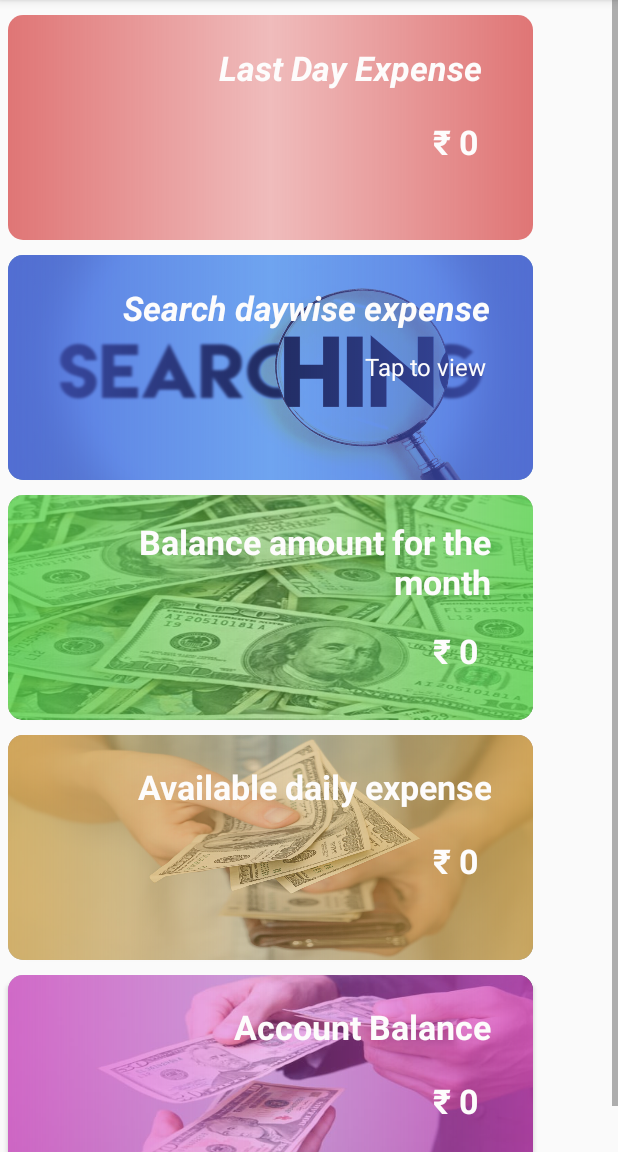
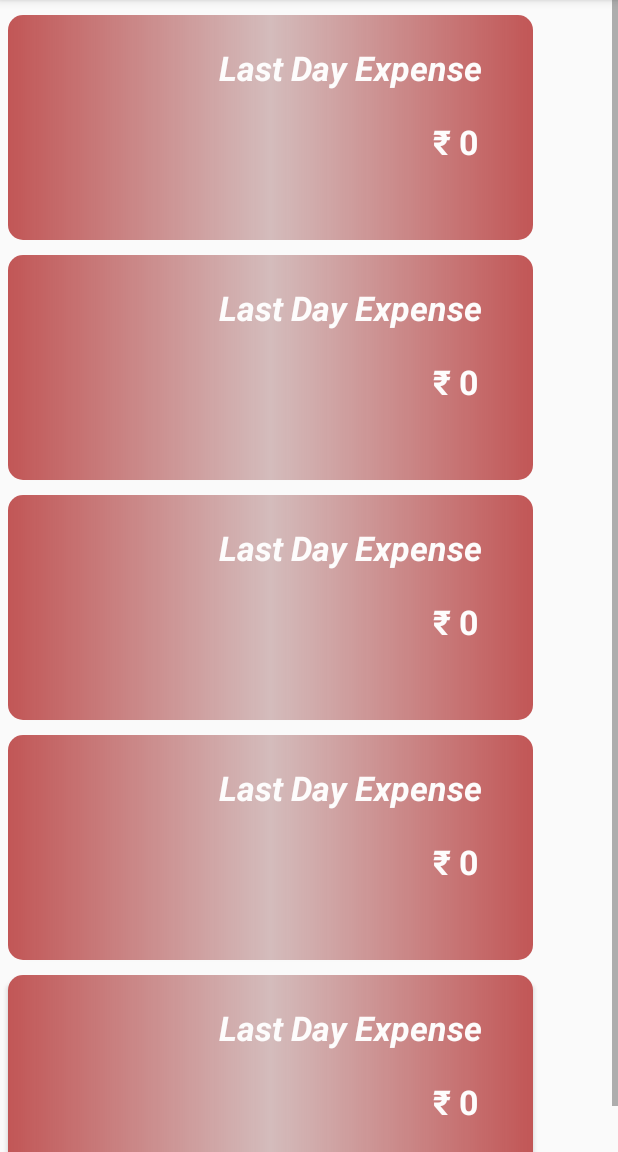
Before and after one commit to vimal97/Jarvis, an Android app: the fragment CreditFragment shown on its own in the app's theme, on a phone screen of 412 x 824 dp, the part 84-1236 px from its top. Run offline under Robolectric (Android 15) with nearby library versions, the phone set to English and light mode, and no system bars.

Commit message:
credits owed fragment updated

```diff
--- /dev/null
+++ b/app/src/main/res/drawable/image_overlay_blue_1.xml
@@ -0,0 +1,10 @@
+<?xml version="1.0" encoding="utf-8"?>
+<shape xmlns:android="http://schemas.android.com/apk/res/android"
+    android:layout_height="match_parent"
+    android:layout_width="match_parent">
+    <gradient
+        android:startColor="#C42331AF"
+        android:centerColor="#54121729"
+        android:endColor="#C42331AF"
+        />
+</shape>
--- /dev/null
+++ b/app/src/main/res/drawable/image_overlay_green_1.xml
@@ -0,0 +1,10 @@
+<?xml version="1.0" encoding="utf-8"?>
+<shape xmlns:android="http://schemas.android.com/apk/res/android"
+    android:layout_height="match_parent"
+    android:layout_width="match_parent">
+    <gradient
+        android:startColor="#C448AF23"
+        android:centerColor="#4F0E1C0C"
+        android:endColor="#C448AF23"
+        />
+</shape>
--- /dev/null
+++ b/app/src/main/res/drawable/image_overlay_red_1.xml
@@ -0,0 +1,10 @@
+<?xml version="1.0" encoding="utf-8"?>
+<shape xmlns:android="http://schemas.android.com/apk/res/android"
+    android:layout_height="match_parent"
+    android:layout_width="match_parent">
+    <gradient
+        android:startColor="#C4AF2323"
+        android:centerColor="#51772B2B"
+        android:endColor="#C4AF2323"
+        />
+</shape>
--- /dev/null
+++ b/app/src/main/res/drawable/image_overlay_rose_1.xml
@@ -0,0 +1,10 @@
+<?xml version="1.0" encoding="utf-8"?>
+<shape xmlns:android="http://schemas.android.com/apk/res/android"
+    android:layout_height="match_parent"
+    android:layout_width="match_parent">
+    <gradient
+        android:startColor="#C4AF23A1"
+        android:centerColor="#4B1F0E20"
+        android:endColor="#C4AF23A1"
+        />
+</shape>
--- /dev/null
+++ b/app/src/main/res/drawable/image_overlay_yellow_1.xml
@@ -0,0 +1,10 @@
+<?xml version="1.0" encoding="utf-8"?>
+<shape xmlns:android="http://schemas.android.com/apk/res/android"
+    android:layout_height="match_parent"
+    android:layout_width="match_parent">
+    <gradient
+        android:startColor="#C4AF9C23"
+        android:centerColor="#54221D0E"
+        android:endColor="#C4AF9C23"
+        />
+</shape>
--- a/app/src/main/res/layout/fragment_credits.xml
+++ b/app/src/main/res/layout/fragment_credits.xml
@@ -42,7 +42,7 @@
                         android:layout_width="match_parent"
                         android:layout_height="match_parent"
                         android:scaleType="fitXY"
-                        android:foreground="@drawable/image_overlay_red"
+                        android:foreground="@drawable/image_overlay_red_1"
                         app:layout_constraintBottom_toBottomOf="parent"
                         app:layout_constraintStart_toStartOf="parent"
                         app:layout_constraintTop_toTopOf="parent" />
@@ -66,7 +66,7 @@
                         app:layout_constraintVertical_bias="0.0" />
 
                     <TextView
-                        android:id="@+id/textView5"
+                        android:id="@+id/credit_value_1"
                         android:layout_width="wrap_content"
                         android:layout_height="wrap_content"
                         android:layout_marginTop="10dp"
@@ -92,29 +92,25 @@
                 android:layout_marginTop="10dp"
                 android:layout_marginRight="5dp"
                 android:contextClickable="true"
-                app:cardBackgroundColor="@color/cardview_background"
                 app:cardCornerRadius="10dp"
-                app:layout_constraintEnd_toEndOf="@+id/card_1"
-                app:layout_constraintStart_toStartOf="@+id/card_1"
-                app:layout_constraintTop_toBottomOf="@+id/card_1">
+                app:layout_constraintEnd_toEndOf="parent"
+                app:layout_constraintStart_toStartOf="parent"
+                app:layout_constraintTop_toTopOf="parent" >
 
                 <androidx.constraintlayout.widget.ConstraintLayout
                     android:layout_width="match_parent"
-                    android:layout_height="match_parent"
-                    >
+                    android:layout_height="match_parent">
+
 
                     <ImageView
                         android:id="@+id/card_2_image"
                         android:layout_width="match_parent"
                         android:layout_height="match_parent"
-                        android:foreground="@drawable/image_overlay_blue"
                         android:scaleType="fitXY"
-                        android:src="@drawable/searching"
+                        android:foreground="@drawable/image_overlay_red_1"
                         app:layout_constraintBottom_toBottomOf="parent"
-                        app:layout_constraintEnd_toEndOf="parent"
                         app:layout_constraintStart_toStartOf="parent"
-                        app:layout_constraintTop_toTopOf="parent"
-                        app:layout_constraintVertical_bias="0.0" />
+                        app:layout_constraintTop_toTopOf="parent" />
 
                     <TextView
                         android:id="@+id/card_2_title"
@@ -123,7 +119,7 @@
                         android:layout_marginTop="20dp"
                         android:layout_marginRight="20dp"
                         android:fontFamily="sans-serif"
-                        android:text="Search daywise expense"
+                        android:text="Last Day Expense"
                         android:textColor="@color/cardViewHeadline"
                         android:textSize="22.5dp"
                         android:textStyle="bold|italic"
@@ -135,18 +131,21 @@
                         app:layout_constraintVertical_bias="0.0" />
 
                     <TextView
-                        android:id="@+id/card_2_subtitle"
+                        android:id="@+id/credit_value_2"
                         android:layout_width="wrap_content"
                         android:layout_height="wrap_content"
-                        android:text="Tap to view"
+                        android:layout_marginTop="10dp"
+                        android:layout_marginRight="20dp"
+                        android:text="\u20B9 0"
                         android:textColor="@color/cardViewHeadline"
-                        android:textSize="16dp"
+                        android:textSize="22.5dp"
+                        android:textStyle="bold"
                         app:layout_constraintBottom_toBottomOf="parent"
                         app:layout_constraintEnd_toEndOf="parent"
-                        app:layout_constraintHorizontal_bias="0.886"
+                        app:layout_constraintHorizontal_bias="0.947"
                         app:layout_constraintStart_toStartOf="@+id/card_2_image"
                         app:layout_constraintTop_toBottomOf="@+id/card_2_title"
-                        app:layout_constraintVertical_bias="0.164" />
+                        app:layout_constraintVertical_bias="0.15" />
                 </androidx.constraintlayout.widget.ConstraintLayout>
             </androidx.cardview.widget.CardView>
 
@@ -158,51 +157,46 @@
                 android:layout_marginTop="10dp"
                 android:layout_marginRight="5dp"
                 android:contextClickable="true"
-                app:cardBackgroundColor="@color/cardview_background"
                 app:cardCornerRadius="10dp"
-                app:layout_constraintEnd_toEndOf="@+id/card_2"
-                app:layout_constraintStart_toStartOf="@+id/card_2"
-                app:layout_constraintTop_toBottomOf="@+id/card_2">
+                app:layout_constraintEnd_toEndOf="parent"
+                app:layout_constraintStart_toStartOf="parent"
+                app:layout_constraintTop_toTopOf="parent" >
 
                 <androidx.constraintlayout.widget.ConstraintLayout
                     android:layout_width="match_parent"
                     android:layout_height="match_parent">
 
+
                     <ImageView
                         android:id="@+id/card_3_image"
                         android:layout_width="match_parent"
                         android:layout_height="match_parent"
-                        android:foreground="@drawable/image_overlay_green"
                         android:scaleType="fitXY"
-                        android:src="@drawable/cash_balance_1"
+                        android:foreground="@drawable/image_overlay_red_1"
+                        app:layout_constraintBottom_toBottomOf="parent"
+                        app:layout_constraintStart_toStartOf="parent"
+                        app:layout_constraintTop_toTopOf="parent" />
+
+                    <TextView
+                        android:id="@+id/card_3_title"
+                        android:layout_width="wrap_content"
+                        android:layout_height="wrap_content"
+                        android:layout_marginTop="20dp"
+                        android:layout_marginRight="20dp"
+                        android:fontFamily="sans-serif"
+                        android:text="Last Day Expense"
+                        android:textColor="@color/cardViewHeadline"
+                        android:textSize="22.5dp"
+                        android:textStyle="bold|italic"
                         app:layout_constraintBottom_toBottomOf="parent"
                         app:layout_constraintEnd_toEndOf="parent"
-                        app:layout_constraintHorizontal_bias="0.0"
+                        app:layout_constraintHorizontal_bias="0.909"
                         app:layout_constraintStart_toStartOf="parent"
                         app:layout_constraintTop_toTopOf="parent"
                         app:layout_constraintVertical_bias="0.0" />
 
                     <TextView
-                        android:id="@+id/card_3_title"
-                        android:layout_width="250dp"
-                        android:layout_height="wrap_content"
-                        android:layout_marginTop="5dp"
-                        android:layout_marginEnd="20dp"
-                        android:layout_marginRight="20dp"
-                        android:gravity="right"
-                        android:text="Balance amount for the month"
-                        android:textSize="22.5sp"
-                        android:textStyle="bold"
-                        android:textColor="@color/cardViewHeadline"
-                        app:layout_constraintBottom_toBottomOf="parent"
-                        app:layout_constraintEnd_toEndOf="parent"
-                        app:layout_constraintHorizontal_bias="0.9"
-                        app:layout_constraintStart_toStartOf="@+id/card_3_image"
-                        app:layout_constraintTop_toTopOf="parent"
-                        app:layout_constraintVertical_bias="0.125" />
-
-                    <TextView
-                        android:id="@+id/card_3_subtitle"
+                        android:id="@+id/credit_value_3"
                         android:layout_width="wrap_content"
                         android:layout_height="wrap_content"
                         android:layout_marginTop="10dp"
@@ -217,64 +211,57 @@
                         app:layout_constraintStart_toStartOf="@+id/card_3_image"
                         app:layout_constraintTop_toBottomOf="@+id/card_3_title"
                         app:layout_constraintVertical_bias="0.15" />
-
                 </androidx.constraintlayout.widget.ConstraintLayout>
             </androidx.cardview.widget.CardView>
 
             <androidx.cardview.widget.CardView
-                android:id="@+id/card_4"
+                android:id="@+id/card_2"
                 android:layout_width="350dp"
                 android:layout_height="150dp"
                 android:layout_marginLeft="5dp"
                 android:layout_marginTop="10dp"
                 android:layout_marginRight="5dp"
                 android:contextClickable="true"
-                app:cardBackgroundColor="@color/cardview_background"
                 app:cardCornerRadius="10dp"
-                app:layout_constraintEnd_toEndOf="@+id/card_3"
-                app:layout_constraintStart_toStartOf="@+id/card_3"
-                app:layout_constraintTop_toBottomOf="@+id/card_3">
+                app:layout_constraintEnd_toEndOf="parent"
+                app:layout_constraintStart_toStartOf="parent"
+                app:layout_constraintTop_toTopOf="parent" >
 
                 <androidx.constraintlayout.widget.ConstraintLayout
                     android:layout_width="match_parent"
-                    android:layout_height="match_parent"
-                    >
+                    android:layout_height="match_parent">
+
 
                     <ImageView
                         android:id="@+id/card_4_image"
                         android:layout_width="match_parent"
                         android:layout_height="match_parent"
-                        android:foreground="@drawable/image_overlay_yellow"
                         android:scaleType="fitXY"
-                        android:src="@drawable/cash_balance_2"
+                        android:foreground="@drawable/image_overlay_red_1"
+                        app:layout_constraintBottom_toBottomOf="parent"
+                        app:layout_constraintStart_toStartOf="parent"
+                        app:layout_constraintTop_toTopOf="parent" />
+
+                    <TextView
+                        android:id="@+id/card_4_title"
+                        android:layout_width="wrap_content"
+                        android:layout_height="wrap_content"
+                        android:layout_marginTop="20dp"
+                        android:layout_marginRight="20dp"
+                        android:fontFamily="sans-serif"
+                        android:text="Last Day Expense"
+                        android:textColor="@color/cardViewHeadline"
+                        android:textSize="22.5dp"
+                        android:textStyle="bold|italic"
                         app:layout_constraintBottom_toBottomOf="parent"
                         app:layout_constraintEnd_toEndOf="parent"
-                        app:layout_constraintHorizontal_bias="0.0"
+                        app:layout_constraintHorizontal_bias="0.909"
                         app:layout_constraintStart_toStartOf="parent"
                         app:layout_constraintTop_toTopOf="parent"
                         app:layout_constraintVertical_bias="0.0" />
 
                     <TextView
-                        android:id="@+id/card_4_title"
-                        android:layout_width="250dp"
-                        android:layout_height="wrap_content"
-                        android:layout_marginTop="5dp"
-                        android:layout_marginEnd="20dp"
-                        android:layout_marginRight="20dp"
-                        android:gravity="right"
-                        android:text="Available daily expense"
-                        android:textSize="22.5sp"
-                        android:textStyle="bold"
-                        android:textColor="@color/cardViewHeadline"
-                        app:layout_constraintBottom_toBottomOf="parent"
-                        app:layout_constraintEnd_toEndOf="parent"
-                        app:layout_constraintHorizontal_bias="0.9"
-                        app:layout_constraintStart_toStartOf="@+id/card_4_image"
-                        app:layout_constraintTop_toTopOf="parent"
-                        app:layout_constraintVertical_bias="0.125" />
-
-                    <TextView
-                        android:id="@+id/card_4_subtitle"
+                        android:id="@+id/credit_value_4"
                         android:layout_width="wrap_content"
                         android:layout_height="wrap_content"
                         android:layout_marginTop="10dp"
@@ -289,64 +276,57 @@
                         app:layout_constraintStart_toStartOf="@+id/card_4_image"
                         app:layout_constraintTop_toBottomOf="@+id/card_4_title"
                         app:layout_constraintVertical_bias="0.15" />
-
                 </androidx.constraintlayout.widget.ConstraintLayout>
             </androidx.cardview.widget.CardView>
 
             <androidx.cardview.widget.CardView
-                android:id="@+id/card_5"
+                android:id="@+id/card_2"
                 android:layout_width="350dp"
                 android:layout_height="150dp"
                 android:layout_marginLeft="5dp"
                 android:layout_marginTop="10dp"
                 android:layout_marginRight="5dp"
                 android:contextClickable="true"
-                app:cardBackgroundColor="@color/cardview_background"
                 app:cardCornerRadius="10dp"
-                app:layout_constraintEnd_toEndOf="@+id/card_4"
-                app:layout_constraintStart_toStartOf="@+id/card_4"
-                app:layout_constraintTop_toBottomOf="@+id/card_4">
+                app:layout_constraintEnd_toEndOf="parent"
+                app:layout_constraintStart_toStartOf="parent"
+                app:layout_constraintTop_toTopOf="parent" >
 
                 <androidx.constraintlayout.widget.ConstraintLayout
                     android:layout_width="match_parent"
-                    android:layout_height="match_parent"
-                    >
+                    android:layout_height="match_parent">
+
 
                     <ImageView
                         android:id="@+id/card_5_image"
                         android:layout_width="match_parent"
                         android:layout_height="match_parent"
-                        android:foreground="@drawable/image_overlay_rose"
                         android:scaleType="fitXY"
-                        android:src="@drawable/cash_balance_3"
+                        android:foreground="@drawable/image_overlay_red_1"
+                        app:layout_constraintBottom_toBottomOf="parent"
+                        app:layout_constraintStart_toStartOf="parent"
+                        app:layout_constraintTop_toTopOf="parent" />
+
+                    <TextView
+                        android:id="@+id/card_5_title"
+                        android:layout_width="wrap_content"
+                        android:layout_height="wrap_content"
+                        android:layout_marginTop="20dp"
+                        android:layout_marginRight="20dp"
+                        android:fontFamily="sans-serif"
+                        android:text="Last Day Expense"
+                        android:textColor="@color/cardViewHeadline"
+                        android:textSize="22.5dp"
+                        android:textStyle="bold|italic"
                         app:layout_constraintBottom_toBottomOf="parent"
                         app:layout_constraintEnd_toEndOf="parent"
-                        app:layout_constraintHorizontal_bias="0.0"
+                        app:layout_constraintHorizontal_bias="0.909"
                         app:layout_constraintStart_toStartOf="parent"
                         app:layout_constraintTop_toTopOf="parent"
                         app:layout_constraintVertical_bias="0.0" />
 
                     <TextView
-                        android:id="@+id/card_5_title"
-                        android:layout_width="250dp"
-                        android:layout_height="wrap_content"
-                        android:layout_marginTop="5dp"
-                        android:layout_marginEnd="20dp"
-                        android:layout_marginRight="20dp"
-                        android:gravity="right"
-                        android:text="Account Balance"
-                        android:textSize="22.5sp"
-                        android:textStyle="bold"
-                        android:textColor="@color/cardViewHeadline"
-                        app:layout_constraintBottom_toBottomOf="parent"
-                        app:layout_constraintEnd_toEndOf="parent"
-                        app:layout_constraintHorizontal_bias="0.9"
-                        app:layout_constraintStart_toStartOf="@+id/card_5_image"
-                        app:layout_constraintTop_toTopOf="parent"
-                        app:layout_constraintVertical_bias="0.125" />
-
-                    <TextView
-                        android:id="@+id/card_5_subtitle"
+                        android:id="@+id/credit_value_5"
                         android:layout_width="wrap_content"
                         android:layout_height="wrap_content"
                         android:layout_marginTop="10dp"
@@ -361,7 +341,6 @@
                         app:layout_constraintStart_toStartOf="@+id/card_5_image"
                         app:layout_constraintTop_toBottomOf="@+id/card_5_title"
                         app:layout_constraintVertical_bias="0.15" />
-
                 </androidx.constraintlayout.widget.ConstraintLayout>
             </androidx.cardview.widget.CardView>
 
```
